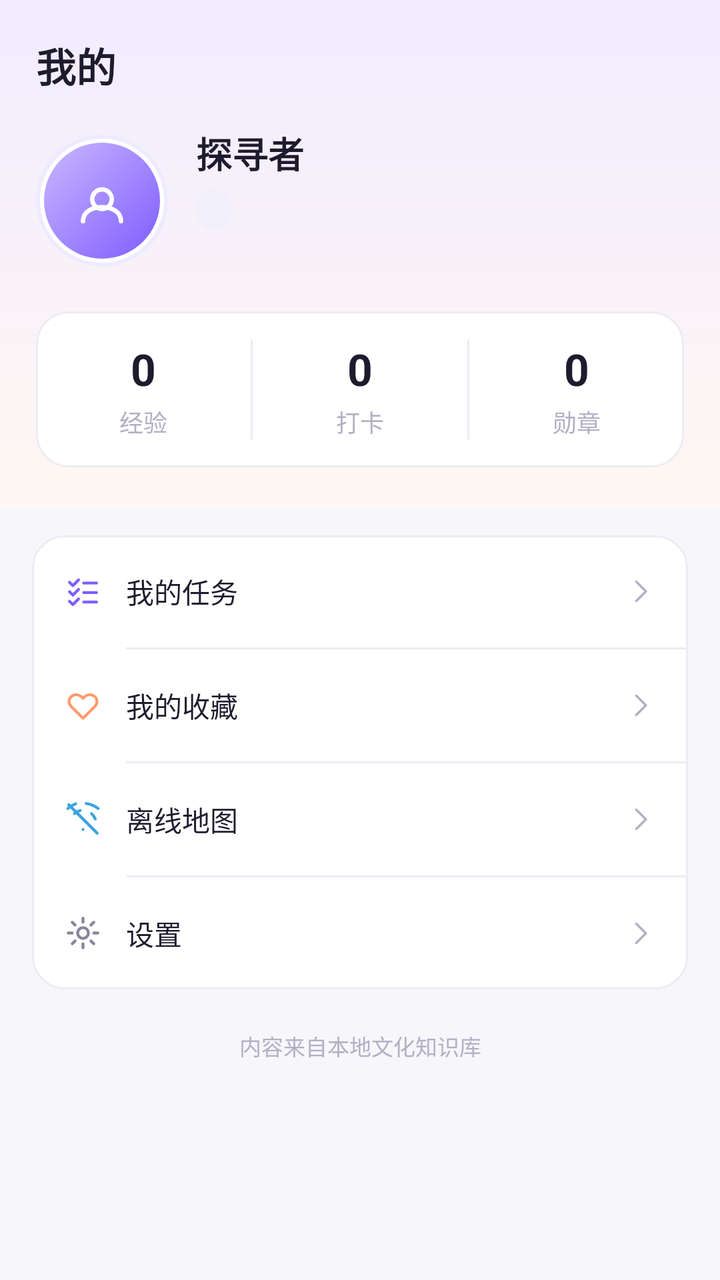
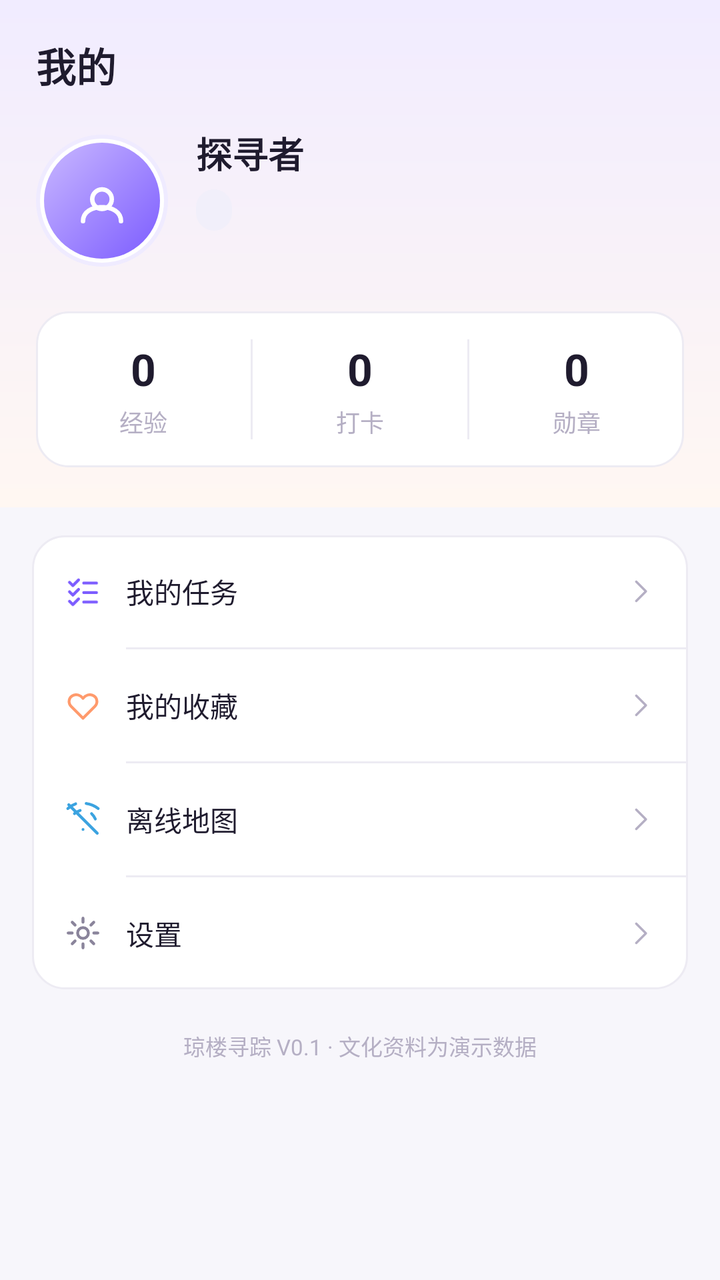

The first picture is an Android layout as it rendered before a commit; the second is the same layout after the commit. The layout source and the unified diff follow.
<!-- AndroidManifest.xml: application theme Theme.QiongLouExplorer -->
<!-- res/layout/fragment_profile.xml -->
<?xml version="1.0" encoding="utf-8"?>
<androidx.core.widget.NestedScrollView xmlns:android="http://schemas.android.com/apk/res/android"
    xmlns:app="http://schemas.android.com/apk/res-auto"
    android:layout_width="match_parent"
    android:layout_height="match_parent"
    android:background="@color/bg_page"
    android:clipToPadding="false"
    android:paddingBottom="20dp">

    <LinearLayout
        android:layout_width="match_parent"
        android:layout_height="wrap_content"
        android:orientation="vertical">

        
        <LinearLayout
            android:layout_width="match_parent"
            android:layout_height="wrap_content"
            android:background="@drawable/bg_top_gradient"
            android:orientation="vertical"
            android:paddingStart="18dp"
            android:paddingTop="18dp"
            android:paddingEnd="18dp"
            android:paddingBottom="20dp">

            <TextView
                android:layout_width="wrap_content"
                android:layout_height="wrap_content"
                android:text="@string/profile_title"
                android:textColor="@color/text_primary"
                android:textSize="20sp"
                android:textStyle="bold" />

            <LinearLayout
                android:layout_width="match_parent"
                android:layout_height="wrap_content"
                android:layout_marginTop="16dp"
                android:gravity="center_vertical"
                android:orientation="horizontal">

                <FrameLayout
                    android:layout_width="66dp"
                    android:layout_height="66dp"
                    android:background="@drawable/bg_avatar_ring">

                    <ImageView
                        android:layout_width="58dp"
                        android:layout_height="58dp"
                        android:layout_gravity="center"
                        android:background="@drawable/bg_avatar"
                        android:contentDescription="@string/profile_title"
                        android:padding="14dp"
                        android:src="@drawable/ic_tab_profile"
                        app:tint="@color/white" />
                </FrameLayout>

                <LinearLayout
                    android:layout_width="0dp"
                    android:layout_height="wrap_content"
                    android:layout_marginStart="14dp"
                    android:layout_weight="1"
                    android:orientation="vertical">

                    <TextView
                        android:id="@+id/text_nickname"
                        android:layout_width="wrap_content"
                        android:layout_height="wrap_content"
                        android:text="@string/profile_default_nickname"
                        android:textColor="@color/text_primary"
                        android:textSize="18sp"
                        android:textStyle="bold" />

                    <TextView
                        android:id="@+id/text_level"
                        android:layout_width="wrap_content"
                        android:layout_height="wrap_content"
                        android:layout_marginTop="5dp"
                        android:background="@drawable/bg_chip"
                        android:paddingHorizontal="9dp"
                        android:paddingVertical="3dp"
                        android:textColor="@color/brand_primary"
                        android:textSize="11sp" />

                    <TextView
                        android:id="@+id/text_signature"
                        android:layout_width="match_parent"
                        android:layout_height="wrap_content"
                        android:layout_marginTop="6dp"
                        android:ellipsize="end"
                        android:maxLines="1"
                        android:textColor="@color/text_secondary"
                        android:textSize="12sp" />
                </LinearLayout>
            </LinearLayout>

            
            <LinearLayout
                android:layout_width="match_parent"
                android:layout_height="wrap_content"
                android:layout_marginTop="18dp"
                android:background="@drawable/bg_card_white"
                android:orientation="horizontal"
                android:paddingVertical="14dp">

                <LinearLayout
                    android:layout_width="0dp"
                    android:layout_height="wrap_content"
                    android:layout_weight="1"
                    android:gravity="center"
                    android:orientation="vertical">

                    <TextView
                        android:id="@+id/text_exp"
                        android:layout_width="wrap_content"
                        android:layout_height="wrap_content"
                        android:text="0"
                        style="@style/Text.QiongLou.Value" />

                    <TextView
                        android:layout_width="wrap_content"
                        android:layout_height="wrap_content"
                        android:layout_marginTop="3dp"
                        android:text="@string/profile_exp"
                        style="@style/Text.QiongLou.Caption" />
                </LinearLayout>

                <View
                    android:layout_width="1dp"
                    android:layout_height="match_parent"
                    android:background="@color/divider" />

                <LinearLayout
                    android:layout_width="0dp"
                    android:layout_height="wrap_content"
                    android:layout_weight="1"
                    android:gravity="center"
                    android:orientation="vertical">

                    <TextView
                        android:id="@+id/text_checkin"
                        android:layout_width="wrap_content"
                        android:layout_height="wrap_content"
                        android:text="0"
                        style="@style/Text.QiongLou.Value" />

                    <TextView
                        android:layout_width="wrap_content"
                        android:layout_height="wrap_content"
                        android:layout_marginTop="3dp"
                        android:text="@string/profile_checkin"
                        style="@style/Text.QiongLou.Caption" />
                </LinearLayout>

                <View
                    android:layout_width="1dp"
                    android:layout_height="match_parent"
                    android:background="@color/divider" />

                <LinearLayout
                    android:layout_width="0dp"
                    android:layout_height="wrap_content"
                    android:layout_weight="1"
                    android:gravity="center"
                    android:orientation="vertical">

                    <TextView
                        android:id="@+id/text_badge"
                        android:layout_width="wrap_content"
                        android:layout_height="wrap_content"
                        android:text="0"
                        style="@style/Text.QiongLou.Value" />

                    <TextView
                        android:layout_width="wrap_content"
                        android:layout_height="wrap_content"
                        android:layout_marginTop="3dp"
                        android:text="@string/profile_badge"
                        style="@style/Text.QiongLou.Caption" />
                </LinearLayout>
            </LinearLayout>
        </LinearLayout>

        
        <LinearLayout
            android:layout_width="match_parent"
            android:layout_height="wrap_content"
            android:layout_marginStart="16dp"
            android:layout_marginTop="14dp"
            android:layout_marginEnd="16dp"
            android:background="@drawable/bg_card_white"
            android:orientation="vertical">

            <LinearLayout
                android:id="@+id/item_my_task"
                android:layout_width="match_parent"
                android:layout_height="56dp"
                android:background="?attr/selectableItemBackground"
                android:gravity="center_vertical"
                android:orientation="horizontal"
                android:paddingHorizontal="16dp">

                <ImageView
                    android:layout_width="19dp"
                    android:layout_height="19dp"
                    android:contentDescription="@string/profile_my_task"
                    android:src="@drawable/ic_tab_task"
                    app:tint="@color/brand_primary" />

                <TextView
                    android:layout_width="0dp"
                    android:layout_height="wrap_content"
                    android:layout_marginStart="12dp"
                    android:layout_weight="1"
                    android:text="@string/profile_my_task"
                    android:textColor="@color/text_primary"
                    android:textSize="14sp" />

                <ImageView
                    android:layout_width="16dp"
                    android:layout_height="16dp"
                    android:contentDescription="@string/profile_my_task"
                    android:src="@drawable/ic_chevron_right"
                    app:tint="@color/text_tertiary" />
            </LinearLayout>

            <View
                android:layout_width="match_parent"
                android:layout_height="1dp"
                android:layout_marginStart="47dp"
                android:background="@color/divider" />

            <LinearLayout
                android:id="@+id/item_my_favorite"
                android:layout_width="match_parent"
                android:layout_height="56dp"
                android:background="?attr/selectableItemBackground"
                android:gravity="center_vertical"
                android:orientation="horizontal"
                android:paddingHorizontal="16dp">

                <ImageView
                    android:layout_width="19dp"
                    android:layout_height="19dp"
                    android:contentDescription="@string/profile_my_favorite"
                    android:src="@drawable/ic_favorite_outline"
                    app:tint="@color/brand_accent" />

                <TextView
                    android:layout_width="0dp"
                    android:layout_height="wrap_content"
                    android:layout_marginStart="12dp"
                    android:layout_weight="1"
                    android:text="@string/profile_my_favorite"
                    android:textColor="@color/text_primary"
                    android:textSize="14sp" />

                <ImageView
                    android:layout_width="16dp"
                    android:layout_height="16dp"
                    android:contentDescription="@string/profile_my_favorite"
                    android:src="@drawable/ic_chevron_right"
                    app:tint="@color/text_tertiary" />
            </LinearLayout>

            <View
                android:layout_width="match_parent"
                android:layout_height="1dp"
                android:layout_marginStart="47dp"
                android:background="@color/divider" />

            <LinearLayout
                android:id="@+id/item_offline"
                android:layout_width="match_parent"
                android:layout_height="56dp"
                android:background="?attr/selectableItemBackground"
                android:gravity="center_vertical"
                android:orientation="horizontal"
                android:paddingHorizontal="16dp">

                <ImageView
                    android:layout_width="19dp"
                    android:layout_height="19dp"
                    android:contentDescription="@string/profile_offline"
                    android:src="@drawable/ic_offline"
                    app:tint="@color/brand_info" />

                <TextView
                    android:layout_width="0dp"
                    android:layout_height="wrap_content"
                    android:layout_marginStart="12dp"
                    android:layout_weight="1"
                    android:text="@string/profile_offline"
                    android:textColor="@color/text_primary"
                    android:textSize="14sp" />

                <ImageView
                    android:layout_width="16dp"
                    android:layout_height="16dp"
                    android:contentDescription="@string/profile_offline"
                    android:src="@drawable/ic_chevron_right"
                    app:tint="@color/text_tertiary" />
            </LinearLayout>

            <View
                android:layout_width="match_parent"
                android:layout_height="1dp"
                android:layout_marginStart="47dp"
                android:background="@color/divider" />

            <LinearLayout
                android:id="@+id/item_settings"
                android:layout_width="match_parent"
                android:layout_height="56dp"
                android:background="?attr/selectableItemBackground"
                android:gravity="center_vertical"
                android:orientation="horizontal"
                android:paddingHorizontal="16dp">

                <ImageView
                    android:layout_width="19dp"
                    android:layout_height="19dp"
                    android:contentDescription="@string/profile_settings"
                    android:src="@drawable/ic_settings"
                    app:tint="@color/text_secondary" />

                <TextView
                    android:layout_width="0dp"
                    android:layout_height="wrap_content"
                    android:layout_marginStart="12dp"
                    android:layout_weight="1"
                    android:text="@string/profile_settings"
                    android:textColor="@color/text_primary"
                    android:textSize="14sp" />

                <ImageView
                    android:layout_width="16dp"
                    android:layout_height="16dp"
                    android:contentDescription="@string/profile_settings"
                    android:src="@drawable/ic_chevron_right"
                    app:tint="@color/text_tertiary" />
            </LinearLayout>
        </LinearLayout>

        <TextView
            android:layout_width="match_parent"
            android:layout_height="wrap_content"
            android:layout_marginTop="20dp"
            android:gravity="center"
            android:text="@string/assistant_footer"
            android:textColor="@color/text_tertiary"
            android:textSize="11sp" />
    </LinearLayout>
</androidx.core.widget.NestedScrollView>
<!-- resources referenced by this layout -->
<resources>
  <color name="bg_page">#F7F6FB</color>
  <color name="brand_accent">#FF9A6C</color>
  <color name="brand_info">#3BA3E0</color>
  <color name="brand_primary">#7C5CFF</color>
  <color name="divider">#EDEBF3</color>
  <color name="text_primary">#1F1B2E</color>
  <color name="text_secondary">#8A849B</color>
  <color name="text_tertiary">#B5AFC4</color>
  <color name="white">#FFFFFFFF</color>
  <!-- drawable bg_avatar (drawable) -->
  <?xml version="1.0" encoding="utf-8"?>
  <shape xmlns:android="http://schemas.android.com/apk/res/android" android:shape="oval">
      <gradient android:angle="315" android:startColor="#C9B8FF" android:endColor="#7C5CFF" android:type="linear" />
  </shape>
  <!-- drawable bg_avatar_ring (drawable) -->
  <?xml version="1.0" encoding="utf-8"?>
  <shape xmlns:android="http://schemas.android.com/apk/res/android" android:shape="oval">
      <solid android:color="@color/bg_card" />
      <stroke android:width="2dp" android:color="@color/brand_primary_soft" />
  </shape>
  <!-- drawable bg_card_white (drawable) -->
  <?xml version="1.0" encoding="utf-8"?>
  <shape xmlns:android="http://schemas.android.com/apk/res/android" android:shape="rectangle">
      <solid android:color="@color/bg_card" />
      <corners android:radius="16dp" />
      <stroke android:width="1dp" android:color="@color/divider" />
  </shape>
  <!-- drawable bg_chip (drawable) -->
  <?xml version="1.0" encoding="utf-8"?>
  <shape xmlns:android="http://schemas.android.com/apk/res/android" android:shape="rectangle">
      <solid android:color="@color/bg_chip" />
      <corners android:radius="16dp" />
  </shape>
  <!-- drawable bg_top_gradient (drawable) -->
  <?xml version="1.0" encoding="utf-8"?>
  <shape xmlns:android="http://schemas.android.com/apk/res/android" android:shape="rectangle">
      <gradient
          android:angle="270"
          android:startColor="@color/bg_top_gradient_start"
          android:endColor="@color/bg_top_gradient_end"
          android:type="linear" />
  </shape>
  <!-- drawable ic_chevron_right (drawable) -->
  <?xml version="1.0" encoding="utf-8"?>
  <vector xmlns:android="http://schemas.android.com/apk/res/android"
      android:width="24dp"
      android:height="24dp"
      android:viewportWidth="24"
      android:viewportHeight="24"
      android:tint="?attr/colorControlNormal">
      <path
          android:pathData="M9.2,4.8 L16.4,12 L9.2,19.2"
          android:strokeColor="#FF1F1B2E"
          android:strokeWidth="1.8"
          android:strokeLineCap="round"
          android:strokeLineJoin="round" />
  </vector>
  <string name="assistant_footer">内容来自本地文化知识库</string>
  <string name="profile_badge">勋章</string>
  <string name="profile_checkin">打卡</string>
  <string name="profile_default_nickname">探寻者</string>
  <string name="profile_exp">经验</string>
  <string name="profile_my_favorite">我的收藏</string>
  <string name="profile_my_task">我的任务</string>
  <string name="profile_offline">离线地图</string>
  <string name="profile_settings">设置</string>
  <string name="profile_title">我的</string>
  <style name="Text.QiongLou.Caption" parent="">
          <item name="android:textSize">12sp</item>
          <item name="android:textColor">@color/text_tertiary</item>
      </style>
  <style name="Text.QiongLou.Value" parent="">
          <item name="android:textSize">22sp</item>
          <item name="android:textStyle">bold</item>
          <item name="android:textColor">@color/text_primary</item>
      </style>
  <style name="Theme.QiongLouExplorer" parent="Base.Theme.QiongLouExplorer" />
  <color name="bg_card">#FFFFFF</color>
  <color name="brand_primary_soft">#EFEBFF</color>
  <color name="bg_chip">#F1EFFA</color>
  <color name="bg_top_gradient_start">#F1ECFF</color>
  <color name="bg_top_gradient_end">#FFF7F2</color>
  <color name="text_on_primary">#FFFFFF</color>
  <color name="brand_primary_dark">#5B3FD9</color>
  <color name="text_inverse">#FFFFFF</color>
  <color name="brand_accent_soft">#FFF1E8</color>
  <color name="stroke_soft">#E6E3F0</color>
  <!-- unchanged entries left out for length: 6 -->
</resources>

<!-- the commit's change to res/layout/fragment_profile.xml (unified diff, before → after) -->
@@ -345,9 +345,9 @@
             android:layout_width="match_parent"
             android:layout_height="wrap_content"
             android:layout_marginTop="20dp"
-            android:gravity="center"
-            android:text="@string/assistant_footer"
+            android:text="@string/profile_footer"
             android:textColor="@color/text_tertiary"
-            android:textSize="11sp" />
+            android:textSize="11sp"
+            android:gravity="center" />
     </LinearLayout>
 </androidx.core.widget.NestedScrollView>
<!-- resource entries referenced after the edit -->
@@ -57,11 +57,11 @@
           android:strokeLineCap="round"
           android:strokeLineJoin="round" />
   </vector>
-  <string name="assistant_footer">内容来自本地文化知识库</string>
   <string name="profile_badge">勋章</string>
   <string name="profile_checkin">打卡</string>
   <string name="profile_default_nickname">探寻者</string>
   <string name="profile_exp">经验</string>
+  <string name="profile_footer">琼楼寻踪 V0.1 · 文化资料为演示数据</string>
   <string name="profile_my_favorite">我的收藏</string>
   <string name="profile_my_task">我的任务</string>
   <string name="profile_offline">离线地图</string>
